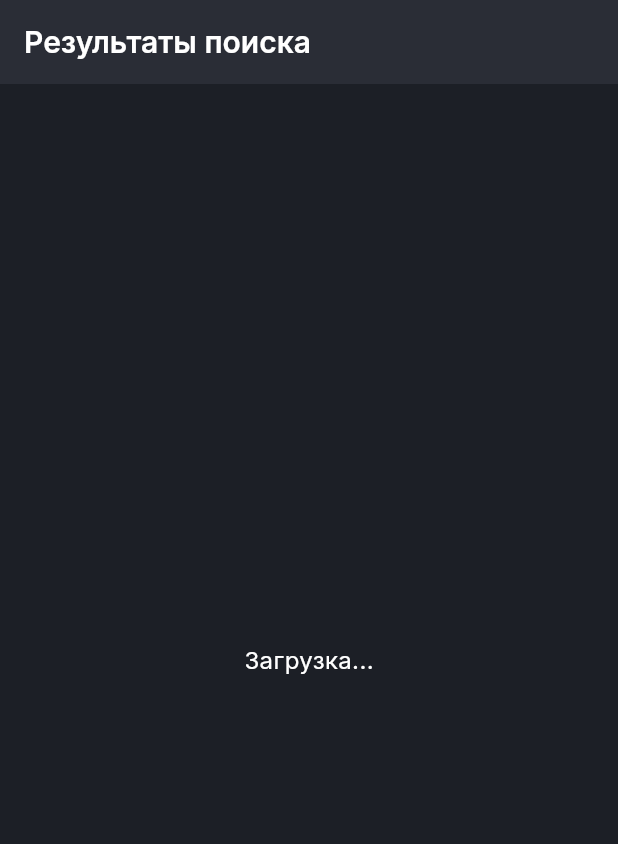
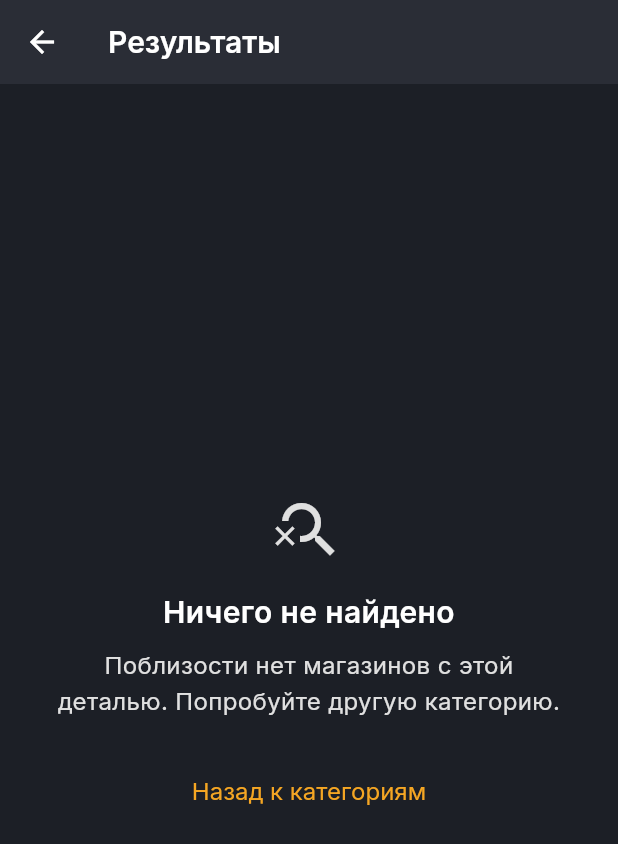
Before and after one commit to Maks-Grigoryan/auto_guide, a Flutter app: the PartsResultsPage screen opened by its route, on a phone screen of 412 x 824 dp. Shown: the top 844 px of the screen. Run offline on Flutter 3.47's test engine with Material 3 defaults, Android fonts, the phone set to English and light mode, and no system bars; our stand-ins replace dio, flutter_riverpod, geolocator, go_router, google_fonts, hive_ce and 2 more; accounts and stored records are empty; generated files the repository leaves out were written again; network calls fail.

Commit message:
feat(03-05): async state widgets + PartsResultsPage wired to partsSearchProvider
- EmptyResultsView: search_off icon + Ничего не найдено + Назад к категориям
- ErrorView: wifi_off icon + retry → ref.invalidate(partsSearchProvider) (T-03-11)
- LocationDeniedView: non-blocking banner, Повторить or Открыть настройки (RES-06)
- PartsResultsPage: AsyncValue.when dispatch, location-denied banner above results
- Fix test loading state: Completer instead of delayed timer (no pending timer)

```diff
--- a/mobile/lib/features/parts_results/parts_results_page.dart
+++ b/mobile/lib/features/parts_results/parts_results_page.dart
@@ -1,19 +1,93 @@
 import 'package:flutter/material.dart';
+import 'package:flutter_riverpod/flutter_riverpod.dart';
 
-/// Placeholder for the parts search results screen.
+import '../../core/location/location_service.dart';
+import '../search/providers/parts_search_provider.dart';
+import 'widgets/vendor_result_card.dart';
+import 'widgets/empty_results_view.dart';
+import 'widgets/error_view.dart';
+import 'widgets/location_denied_view.dart';
+
+/// Results screen: displays distance-sorted vendor list for a parts search.
 ///
-/// Real implementation lands in 03-04 / 03-05.
-/// Scaffold ensures the route is renderable and the smoke test can navigate
-/// without a crash.
-class PartsResultsPage extends StatelessWidget {
-  const PartsResultsPage({super.key});
+/// Consumes [partsSearchProvider] via AsyncValue.when.
+/// Handles all four async states: loading / empty / error / location-denied.
+/// Location-denied is non-blocking — Yerevan-fallback results still render.
+class PartsResultsPage extends ConsumerWidget {
+  const PartsResultsPage({
+    super.key,
+    this.categoryName,
+    this.query,
+    this.locationStatus = LocationResultStatus.granted,
+  });
+
+  /// If browsing by category, the displayed name ("Тормоза").
+  final String? categoryName;
+
+  /// If searching by OEM query, the raw query string.
+  final String? query;
+
+  /// Location permission status — drives LocationDeniedView banner.
+  final LocationResultStatus locationStatus;
+
+  String get _title {
+    if (categoryName != null) return categoryName!;
+    if (query != null) return 'Поиск: $query';
+    return 'Результаты';
+  }
+
+  bool get _locationDenied =>
+      locationStatus == LocationResultStatus.denied ||
+      locationStatus == LocationResultStatus.deniedForever;
 
   @override
-  Widget build(BuildContext context) {
+  Widget build(BuildContext context, WidgetRef ref) {
+    final searchAsync = ref.watch(partsSearchProvider);
+
     return Scaffold(
-      appBar: AppBar(title: const Text('Результаты поиска')),
-      body: const Center(
-        child: Text('Загрузка...'),
+      appBar: AppBar(
+        title: Text(_title),
+        leading: BackButton(
+          onPressed: () => Navigator.of(context).maybePop(),
+        ),
+      ),
+      body: SafeArea(
+        child: searchAsync.when(
+          loading: () => const Center(
+            child: CircularProgressIndicator(color: Color(0xFFF5A623)),
+          ),
+          error: (_, __) => ErrorView(
+            onRetry: () => ref.invalidate(partsSearchProvider),
+          ),
+          data: (results) {
+            if (results.isEmpty) {
+              return EmptyResultsView(
+                onBack: () => Navigator.of(context).maybePop(),
+              );
+            }
+            return Column(
+              children: [
+                if (_locationDenied)
+                  LocationDeniedView(
+                    isPermanent:
+                        locationStatus == LocationResultStatus.deniedForever,
+                    onRetry: () => ref.invalidate(partsSearchProvider),
+                    onOpenSettings: () {
+                      // geolocator.openAppSettings() — deferred to Phase 4
+                    },
+                  ),
+                Expanded(
+                  child: ListView.separated(
+                    padding: const EdgeInsets.all(16),
+                    itemCount: results.length,
+                    separatorBuilder: (_, __) => const SizedBox(height: 8),
+                    itemBuilder: (_, i) => VendorResultCard(vendor: results[i]),
+                  ),
+                ),
+              ],
+            );
+          },
+        ),
       ),
     );
   }
--- /dev/null
+++ b/mobile/lib/features/parts_results/widgets/empty_results_view.dart
@@ -0,0 +1,49 @@
+import 'package:flutter/material.dart';
+
+/// Shown when the search returns an empty list (RES-07 empty state).
+///
+/// Uses icon + heading + body — never color alone (ACC-02).
+class EmptyResultsView extends StatelessWidget {
+  const EmptyResultsView({super.key, this.onBack});
+
+  final VoidCallback? onBack;
+
+  @override
+  Widget build(BuildContext context) {
+    return Center(
+      child: Padding(
+        padding: const EdgeInsets.all(32),
+        child: Column(
+          mainAxisSize: MainAxisSize.min,
+          children: [
+            const Icon(Icons.search_off, size: 48, color: Color(0xFFE0E0E0)),
+            const SizedBox(height: 16),
+            const Text(
+              'Ничего не найдено',
+              style: TextStyle(
+                fontSize: 20,
+                fontWeight: FontWeight.w600,
+                color: Colors.white,
+              ),
+              textAlign: TextAlign.center,
+            ),
+            const SizedBox(height: 8),
+            const Text(
+              'Поблизости нет магазинов с этой деталью. Попробуйте другую категорию.',
+              style: TextStyle(fontSize: 16, color: Color(0xFFE0E0E0)),
+              textAlign: TextAlign.center,
+            ),
+            const SizedBox(height: 24),
+            TextButton(
+              onPressed: onBack,
+              child: const Text(
+                'Назад к категориям',
+                style: TextStyle(color: Color(0xFFF5A623), fontSize: 16),
+              ),
+            ),
+          ],
+        ),
+      ),
+    );
+  }
+}
```
Also changed, not shown: mobile/lib/features/parts_results/widgets/error_view.dart (added, +53 -0 lines), mobile/lib/features/parts_results/widgets/location_denied_view.dart (added, +82 -0 lines), 1 other file.
